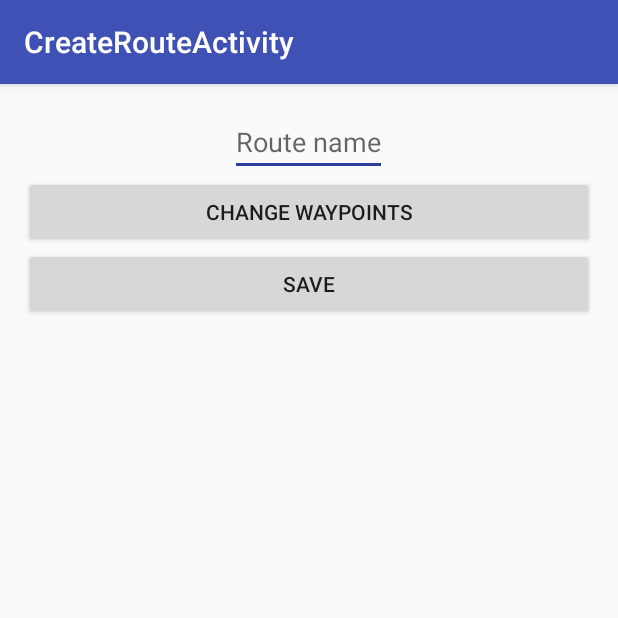
After one commit to BestTrail-Soft/fat, an Android app: the CreateRouteActivity screen opened directly, with no data from a screen before it, on a phone screen of 412 x 824 dp, the top half of it. The commit adds this screen. Run offline under Robolectric (Android 15) with nearby library versions, the phone set to English and light mode, and no system bars.

Commit message:
Add management of routes (show list create, edit).

```diff
--- a/app/src/main/java/sk/besttrailsoft/fat/MainActivity.java
+++ b/app/src/main/java/sk/besttrailsoft/fat/MainActivity.java
@@ -11,6 +11,7 @@ import android.view.Menu;
 import android.view.MenuItem;
 
 import sk.besttrailsoft.fat.program.ProgramsActivity;
+import sk.besttrailsoft.fat.route.RoutesActivity;
 
 public class MainActivity extends AppCompatActivity {
 
@@ -54,4 +55,9 @@ public class MainActivity extends AppCompatActivity {
         Intent intent = new Intent(this, ProgramsActivity.class);
         startActivity(intent);
     }
+
+    public void onRoutesButtonClick(View view){
+        Intent intent = new Intent(this, RoutesActivity.class);
+        startActivity(intent);
+    }
 }
--- /dev/null
+++ b/app/src/main/java/sk/besttrailsoft/fat/route/CreateRouteActivity.java
@@ -0,0 +1,109 @@
+package sk.besttrailsoft.fat.route;
+
+import android.app.Activity;
+import android.content.Intent;
+import android.os.Bundle;
+import android.support.design.widget.FloatingActionButton;
+import android.support.design.widget.Snackbar;
+import android.support.v4.app.NavUtils;
+import android.support.v7.app.AppCompatActivity;
+import android.support.v7.widget.Toolbar;
+import android.view.View;
+import android.widget.ArrayAdapter;
+import android.widget.EditText;
+import android.widget.ListView;
+import android.widget.TextView;
+import android.widget.Toast;
+
+import java.io.IOException;
+import java.util.ArrayList;
+import java.util.Arrays;
+
+import sk.besttrailsoft.fat.AutocompletePlaceActivity;
+import sk.besttrailsoft.fat.R;
+import sk.besttrailsoft.fat.program.Program;
+
+public class CreateRouteActivity extends AppCompatActivity {
+
+    static final int PICK_PLACES_REQUEST = 1;
+
+    private ArrayList<String> places = new ArrayList<>();
+    private ArrayAdapter<String> placesAdapter;
+    private RouteManager routeManager;
+
+    EditText routeNameView;
+    String oldName;
+    boolean oldNameExists = false;
+
+    @Override
+    protected void onCreate(Bundle savedInstanceState) {
+        super.onCreate(savedInstanceState);
+        setContentView(R.layout.activity_create_route);
+        Toolbar toolbar = (Toolbar) findViewById(R.id.toolbar);
+        setSupportActionBar(toolbar);
+
+        Intent intent = getIntent();
+        oldName = intent.getStringExtra("name");
+        routeNameView = (EditText) findViewById(R.id.routeNameEditText);
+        routeManager = new RouteManager(this.getApplicationContext());
+
+        placesAdapter = new ArrayAdapter<>(this, android.R.layout.simple_list_item_1, places);
+        ListView placesListView = (ListView) findViewById(R.id.waypointsListView);
+        placesListView.setAdapter(placesAdapter);
+        if(oldName != null && !oldName.isEmpty()) {
+            try {
+                Route route = routeManager.getRoute(oldName);
+                oldNameExists = true;
+                routeNameView.setText(route.getName());
+                places.addAll(route.getWaypoints());
+                placesAdapter.notifyDataSetChanged();
+            } catch(Exception ex) {
+                ex.printStackTrace();
+            }
+        }
+   }
+
+    public void onChangeWaypointsButtonClick(View view) {
+        Intent intent = new Intent(this, AutocompletePlaceActivity.class);
+        intent.putExtra("places", places);
+        startActivityForResult(intent, PICK_PLACES_REQUEST);
+    }
+
+    @Override
+    protected void onActivityResult(int requestCode, int resultCode, Intent data) {
+        if (resultCode == Activity.RESULT_OK && requestCode == PICK_PLACES_REQUEST) {
+            places.clear();
+            places.addAll(data.getStringArrayListExtra("places"));
+            placesAdapter.notifyDataSetChanged();
+        }
+    }
+
+    public void onSaveButtonClick(View view) {
+        String name = routeNameView.getText().toString();
+
+        if (routeNameView.getText().toString().matches("")){
+            Toast.makeText(this, "You did not enter a route name", Toast.LENGTH_SHORT).show();
+            return;
+        }
+        if (places.size() == 0){
+            Toast.makeText(this, "You need at least one place", Toast.LENGTH_SHORT).show();
+            return;
+
+        }
+        Route route = new Route();
+        route.setName(name);
+
+        route.setWaypoints(places);
+        try {
+            if(oldNameExists) {
+                routeManager.deleteRoute(oldName);
+            }
+            routeManager.createRoute(route);
+            Intent intent= new Intent();
+            setResult( RESULT_OK, intent);
+            finish();
+        } catch (IOException e) {
+            e.printStackTrace();
+        }
+    }
+}
--- /dev/null
+++ b/app/src/main/res/layout/activity_create_route.xml
@@ -0,0 +1,20 @@
+<?xml version="1.0" encoding="utf-8"?>
+<android.support.design.widget.CoordinatorLayout
+    xmlns:android="http://schemas.android.com/apk/res/android"
+    xmlns:app="http://schemas.android.com/apk/res-auto"
+    xmlns:tools="http://schemas.android.com/tools" android:layout_width="match_parent"
+    android:layout_height="match_parent" android:fitsSystemWindows="true"
+    tools:context="sk.besttrailsoft.fat.route.CreateRouteActivity">
+
+    <android.support.design.widget.AppBarLayout android:layout_height="wrap_content"
+        android:layout_width="match_parent" android:theme="@style/AppTheme.AppBarOverlay">
+
+        <android.support.v7.widget.Toolbar android:id="@+id/toolbar"
+            android:layout_width="match_parent" android:layout_height="?attr/actionBarSize"
+            android:background="?attr/colorPrimary" app:popupTheme="@style/AppTheme.PopupOverlay" />
+
+    </android.support.design.widget.AppBarLayout>
+
+    <include layout="@layout/content_create_route" />
+
+</android.support.design.widget.CoordinatorLayout>
--- /dev/null
+++ b/app/src/main/res/layout/content_create_route.xml
@@ -0,0 +1,53 @@
+<?xml version="1.0" encoding="utf-8"?>
+<LinearLayout xmlns:android="http://schemas.android.com/apk/res/android"
+    xmlns:tools="http://schemas.android.com/tools"
+    xmlns:app="http://schemas.android.com/apk/res-auto" android:layout_width="fill_parent"
+    android:layout_height="wrap_content" android:paddingLeft="16dp"
+    android:orientation="vertical"
+    android:paddingRight="16dp"
+    android:paddingTop="16dp"
+    android:paddingBottom="16dp"
+    app:layout_behavior="@string/appbar_scrolling_view_behavior"
+    tools:showIn="@layout/activity_create_route"
+    tools:context="sk.besttrailsoft.fat.route.CreateRouteActivity">
+
+    <EditText
+        android:layout_width="wrap_content"
+        android:layout_height="wrap_content"
+        android:id="@+id/routeNameEditText"
+        android:layout_alignParentTop="true"
+        android:layout_centerHorizontal="true"
+        android:hint="Route name"
+        android:layout_gravity="center_horizontal" />
+
+    <ListView
+        android:layout_width="match_parent"
+        android:layout_height="wrap_content"
+        android:layout_weight="0.01"
+        android:id="@+id/waypointsListView"
+        android:layout_below="@+id/routeNameEditText"
+        android:layout_alignParentLeft="true"
+        android:layout_alignParentStart="true"
+        android:layout_alignParentTop="false"
+        android:layout_above="@+id/changeWaypointsButton" />
+
+    <Button
+        android:layout_width="fill_parent"
+        android:layout_height="wrap_content"
+        android:text="Change waypoints"
+        android:id="@+id/changeWaypointsButton"
+        android:onClick="onChangeWaypointsButtonClick"
+        android:layout_alignParentBottom="true"
+        android:layout_alignParentLeft="true"
+        android:layout_alignParentStart="true"
+        android:layout_gravity="top"
+        />
+
+    <Button
+        android:layout_width="match_parent"
+        android:layout_height="wrap_content"
+        android:text="Save"
+        android:id="@+id/saveButton"
+        android:onClick="onSaveButtonClick"/>
+
+</LinearLayout>
--- a/app/src/main/res/values/strings.xml
+++ b/app/src/main/res/values/strings.xml
@@ -7,4 +7,6 @@
     <string name="title_activity_autocomplete_place">AutocompletePlaceActivity</string>
     <string name="title_activity_create_program">Create Program</string>
     <string name="title_activity_show_program">ShowProgramActivity</string>
+    <string name="title_activity_routes">RoutesActivity</string>
+    <string name="title_activity_create_route">CreateRouteActivity</string>
 </resources>
```
Also changed, not shown: app/src/main/AndroidManifest.xml (+10 -0 lines), app/src/main/java/sk/besttrailsoft/fat/route/Route.java (added, +58 -0 lines), app/src/main/java/sk/besttrailsoft/fat/route/RouteManager.java (added, +81 -0 lines), app/src/main/java/sk/besttrailsoft/fat/route/RoutesActivity.java (added, +115 -0 lines), app/src/main/res/layout/activity_routes.xml (added, +20 -0 lines), app/src/main/res/layout/content_main.xml (+12 -0 lines), app/src/main/res/layout/content_routes.xml (added, +54 -0 lines).
